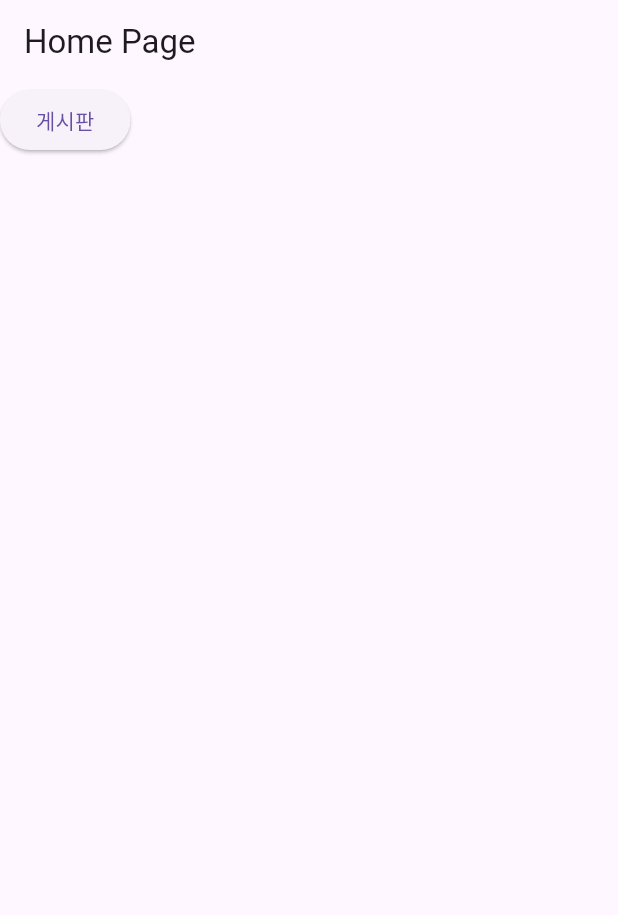
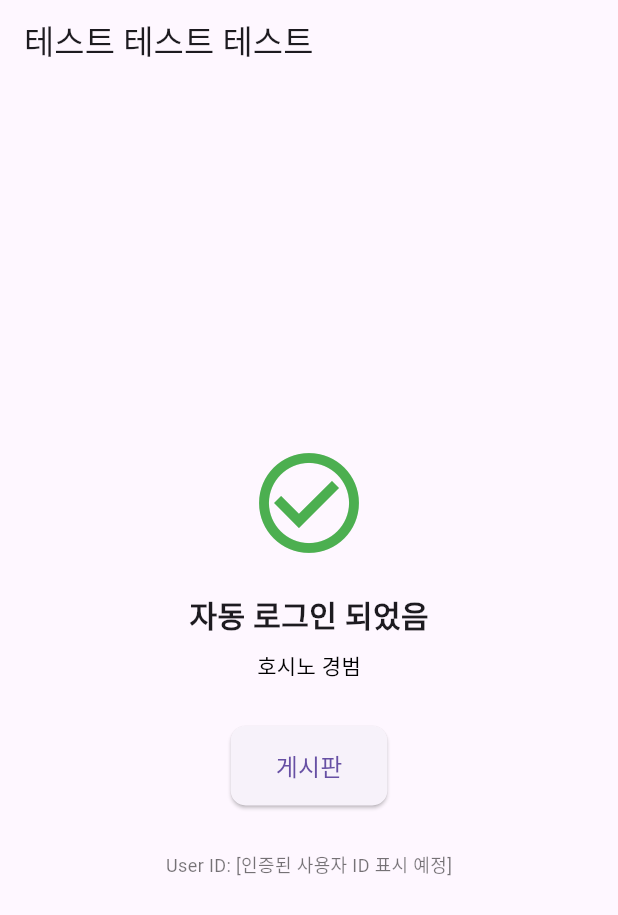
Before and after one commit to jaesol0105/damta, a Flutter app: the HomePage screen opened by its route, on a phone screen of 412 x 824 dp. Shown: the top 915 px of the screen. Run offline on Flutter 3.47's test engine with Material 3 defaults, Android fonts, the phone set to English and light mode, and no system bars; our stand-ins replace cloud_firestore, firebase_auth, firebase_core, flutter_riverpod, freezed_annotation, go_router; missing offline and left inert: kakao_flutter_sdk_user; accounts and stored records are empty; network calls fail.

```diff
--- a/lib/core/config/routes.dart
+++ b/lib/core/config/routes.dart
@@ -2,10 +2,34 @@
 import 'package:damta/presentation/view/pages/post/post_page.dart';
 import 'package:damta/presentation/view/pages/post_detail/post_detail_page.dart';
 import 'package:go_router/go_router.dart';
+import 'package:damta/presentation/view/pages/login/login_page.dart';
+import 'package:damta/presentation/view/pages/school/school_input_page.dart';
+import 'package:damta/presentation/view/pages/splash/splash_page.dart';
 
 final GoRouter router = GoRouter(
+  initialLocation: "/splash",
+
   routes: [
-    GoRoute(path: "/", builder: (context, state) => HomePage()),
+    GoRoute(path: "/", builder: (context, state) => const LoginPage()),
+
+    GoRoute(path: "/splash", builder: (context, state) => const SplashPage()),
+
+    GoRoute(
+      path: "/school",
+      builder: (context, state) {
+        final String? kakaoId = state.extra as String?;
+
+        if (kakaoId == null) {
+          // 비정상 접근 방지 (로그인 페이지로 이동)
+          return const LoginPage();
+        }
+
+        return SchoolInputPage(kakaoId: kakaoId);
+      },
+    ),
+
+    GoRoute(path: "/home", builder: (context, state) => const HomePage()),
+
     GoRoute(
       path: "/post",
       builder: (context, state) => PostPage(),
@@ -19,8 +43,6 @@
         ),
       ],
     ),
-    GoRoute(path: "/splash", builder: (context, state) => HomePage()),
-    GoRoute(path: "/school", builder: (context, state) => HomePage()),
     GoRoute(path: "/notification", builder: (context, state) => HomePage()),
     GoRoute(path: "/write", builder: (context, state) => HomePage()),
     GoRoute(path: "/table", builder: (context, state) => HomePage()),
--- a/lib/presentation/view/pages/home/home_page.dart
+++ b/lib/presentation/view/pages/home/home_page.dart
@@ -2,15 +2,52 @@
 import 'package:go_router/go_router.dart';
 
 class HomePage extends StatelessWidget {
+  const HomePage({super.key});
+
   @override
   Widget build(BuildContext context) {
     return Scaffold(
-      appBar: AppBar(title: Text("Home Page")),
-      body: ElevatedButton(
-        onPressed: () {
-          context.push("/post");
-        },
-        child: Text("게시판"),
+      appBar: AppBar(title: const Text("테스트 테스트 테스트")),
+      body: Center(
+        child: Column(
+          mainAxisAlignment: MainAxisAlignment.center,
+          children: [
+            const Icon(
+              Icons.check_circle_outline,
+              color: Colors.green,
+              size: 80,
+            ),
+            const SizedBox(height: 20),
+            const Text(
+              "자동 로그인 되었음",
+              style: TextStyle(fontSize: 20, fontWeight: FontWeight.bold),
+            ),
+            const SizedBox(height: 8),
+            const Text("호시노 경범", style: TextStyle(color: Colors.black)),
+            const SizedBox(height: 30),
+            ElevatedButton(
+              onPressed: () {
+                context.push("/post");
+              },
+              style: ElevatedButton.styleFrom(
+                padding: const EdgeInsets.symmetric(
+                  horizontal: 30,
+                  vertical: 15,
+                ),
+                shape: RoundedRectangleBorder(
+                  borderRadius: BorderRadius.circular(10),
+                ),
+              ),
+              child: const Text("게시판", style: TextStyle(fontSize: 16)),
+            ),
+            const SizedBox(height: 30),
+            // 현재 Firebase 사용자 ID 표시
+            const Text(
+              "User ID: [인증된 사용자 ID 표시 예정]",
+              style: TextStyle(fontSize: 12, color: Colors.black54),
+            ),
+          ],
+        ),
       ),
     );
   }
--- a/pubspec.yaml
+++ b/pubspec.yaml
@@ -48,6 +48,8 @@
   dio: ^5.9.0
   intl: ^0.20.2
   flutter_chat_reactions: ^0.2.7
+  kakao_flutter_sdk_user: ^1.10.0
+  firebase_auth: ^6.1.2
 
 dev_dependencies:
   flutter_test:
@@ -75,8 +77,8 @@
   uses-material-design: true
 
   # To add assets to your application, add an assets section, like this:
-  # assets:
-  #   - images/a_dot_burr.jpeg
+  assets:
+    - assets/images/
   #   - images/a_dot_ham.jpeg
 
   # An image asset can refer to one or more resolution-specific "variants", see
```
Also changed, not shown: lib/core/services/firebase_service.dart (added, +92 -0 lines), lib/main.dart (+25 -1 lines), lib/presentation/view/pages/login/login_page.dart (+129 -0 lines), lib/presentation/view/pages/school/school_input_page.dart (added, +26 -0 lines), lib/presentation/view/pages/splash/splash_page.dart (added, +89 -0 lines), assets/images/damta.png (added), assets/images/kakao_logo.png (added), firebase.json (added), lib/firebase_options.dart (added), pubspec.lock, 8 other files.
